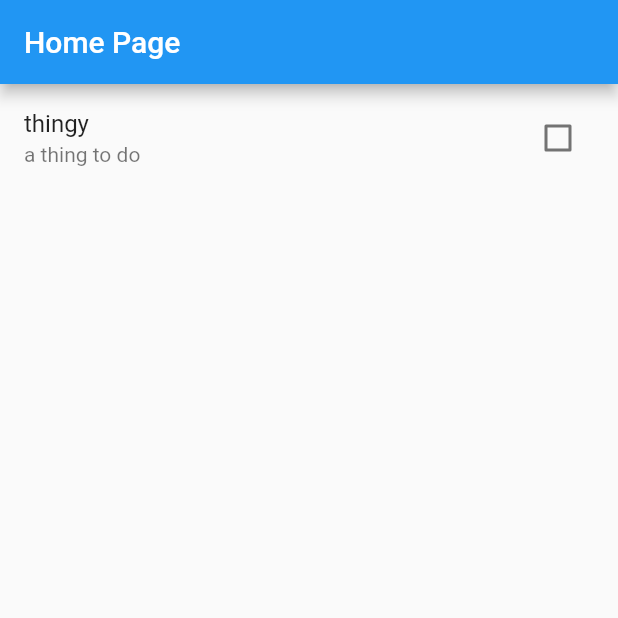
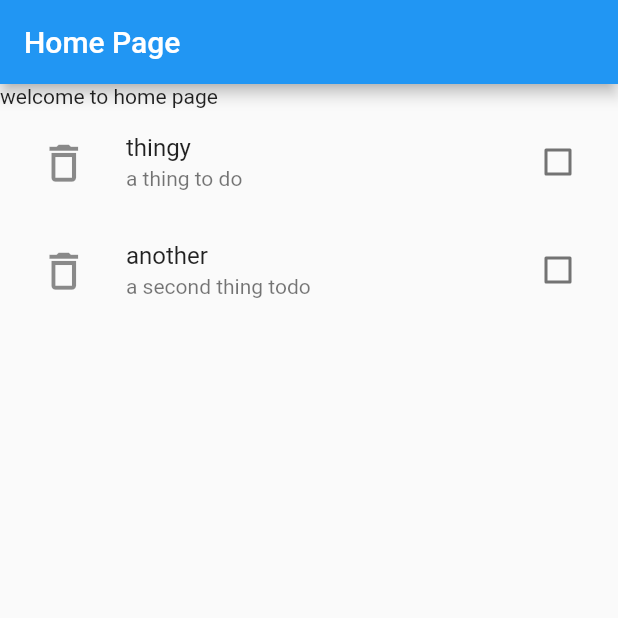
Before and after one commit to Name-ISS-for-the-lowest/flutter-todos, a Flutter app: the screen it shows after launch, on a phone screen of 412 x 824 dp, the top half of it. Run offline on Flutter 3.47's test engine with Material 2 defaults, Android fonts, the phone set to English and light mode, and no system bars.

Commit message:
I'm on a plane lol

```diff
--- a/front_end/lib/models/to_do.dart
+++ b/front_end/lib/models/to_do.dart
@@ -1,5 +1,6 @@
 List<ToDo> globalTodos = [
-  ToDo(title: "thingy", isDone: false, description: "a thing to do")
+  ToDo(title: "thingy", isDone: false, description: "a thing to do"),
+  ToDo(title: "another", isDone: false, description: "a second thing todo")
 ];
 
 class ToDo {
@@ -51,4 +52,12 @@ class ToDo {
       }
     }
   }
+
+  void setDone() {
+    isDone = true;
+  }
+
+  void setNotDone() {
+    isDone = false;
+  }
 }
--- a/front_end/lib/pages/home.dart
+++ b/front_end/lib/pages/home.dart
@@ -17,33 +17,63 @@ class _HomePageState extends State<HomePage> {
         appBar: AppBar(
           title: const Text('Home Page'),
         ),
-      body: Center(
+        body: ListView(
+          children: [
+            Text("welcome to home page"),
+            Column(children: [
+              toDoList(),
+            ])
+          ],
+        ));
+  }
+
+  Center toDoList() {
+    return Center(
       child: ListView.separated(
+        shrinkWrap: true,
         itemCount: todos.length,
         separatorBuilder: (context, index) => SizedBox(width: 25),
         itemBuilder: (context, index) {
           return ListTile(
+            isThreeLine: false,
             // onTap: () => {
             //   print("tapped"),
             //   setState(() {
             //     _isChecked = !_isChecked;
             //   })
             // },
+
+            leading: Padding(
+              padding: const EdgeInsets.all(2.0),
+              child: IconButton(
+                onPressed: () {
+                  setState(() {
+                    ToDo.deleteTodo(
+                      todos[index],
+                    );
+                  });
+                },
+                icon: const Icon(
+                  Icons.delete_outline_outlined,
+                  size: 33,
+                ),
+              ),
+            ),
             title: Text(todos[index].title),
             subtitle: Text(todos[index].description),
             trailing: Checkbox(
               value: todos[index].isDone,
               onChanged: (bool? value) {
-                  print("hello");
                 setState(() {
-                    todos[index].isDone = value!;
+                  value == true
+                      ? todos[index].setDone()
+                      : todos[index].setNotDone();
                 });
               },
             ),
           );
         },
       ),
-      ),
     );
   }
 }
```
Lines whose indentation alone changed are shown as unchanged.
